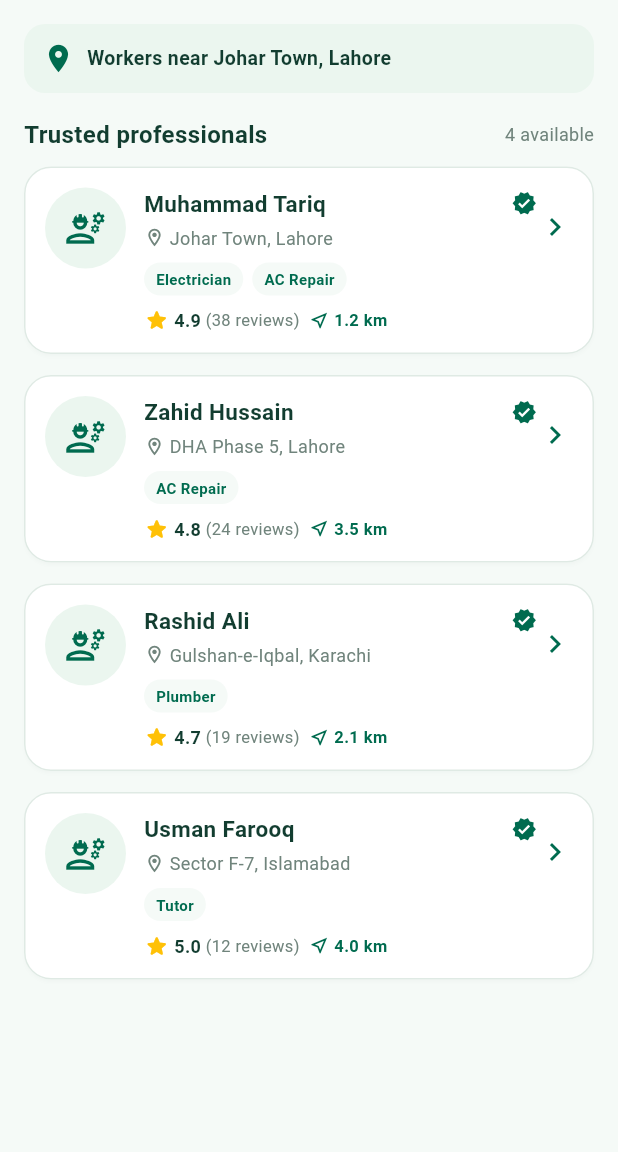
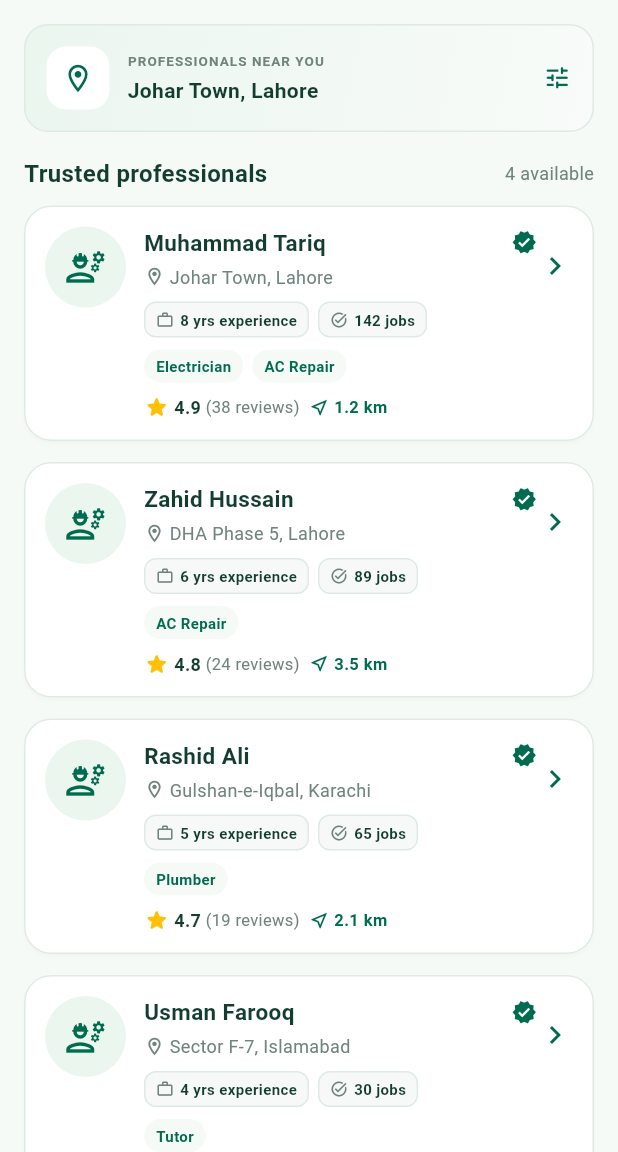
Before and after one commit to maharyasirsumra1/Hunar-Near-Me, a Flutter app: the WorkerListingScreen screen opened directly with empty values, on a phone screen of 412 x 824 dp, the part 84-1236 px from its top. Run offline on Flutter 3.47's test engine with Material 3 defaults, Android fonts, the phone set to English and light mode, and no system bars; our stand-ins replace shared_preferences; accounts and stored records are empty.

Commit message:
Polish nearby worker listing cards

```diff
--- a/lib/screens/worker_listing_screen.dart
+++ b/lib/screens/worker_listing_screen.dart
@@ -22,25 +22,60 @@ class WorkerListingScreen extends StatelessWidget {
         padding: const EdgeInsets.all(16.0),
         children: [
           Container(
-            padding: const EdgeInsets.all(12),
+            padding: const EdgeInsets.all(14),
             decoration: BoxDecoration(
-              color: kCardGreenTint,
-              borderRadius: BorderRadius.circular(14),
+              gradient: const LinearGradient(
+                begin: Alignment.topLeft,
+                end: Alignment.bottomRight,
+                colors: [kCardGreenTint, Color(0xFFF8FBF9)],
+              ),
+              borderRadius: BorderRadius.circular(16),
+              border: Border.all(color: kBorderColor),
             ),
             child: Row(
               children: [
-                const Icon(Icons.location_on, color: kForestGreen, size: 22),
-                const SizedBox(width: 8),
-                Expanded(
-                  child: Text(
-                    'Workers near ${app.getLocationName(app.selectedArea)}, ${app.getLocationName(app.selectedCity)}',
-                    style: const TextStyle(
-                      fontSize: 13,
-                      fontWeight: FontWeight.bold,
-                      color: kDarkInk,
-                    ),
+                Container(
+                  width: 42,
+                  height: 42,
+                  decoration: BoxDecoration(
+                    color: Colors.white,
+                    borderRadius: BorderRadius.circular(13),
+                  ),
+                  child: const Icon(
+                    Icons.location_on_outlined,
+                    color: kForestGreen,
+                    size: 22,
                   ),
                 ),
+                const SizedBox(width: 12),
+                Expanded(
+                  child: Column(
+                    crossAxisAlignment: CrossAxisAlignment.start,
+                    children: [
+                      const Text(
+                        'PROFESSIONALS NEAR YOU',
+                        style: TextStyle(
+                          color: kMutedText,
+                          fontSize: 9,
+                          fontWeight: FontWeight.w700,
+                          letterSpacing: 0.7,
+                        ),
+                      ),
+                      const SizedBox(height: 3),
+                      Text(
+                        '${app.getLocationName(app.selectedArea)}, ${app.getLocationName(app.selectedCity)}',
+                        maxLines: 1,
+                        overflow: TextOverflow.ellipsis,
+                        style: const TextStyle(
+                          fontSize: 14,
+                          fontWeight: FontWeight.bold,
+                          color: kDarkInk,
+                        ),
+                      ),
+                    ],
+                  ),
+                ),
+                const Icon(Icons.tune_rounded, color: kForestGreen, size: 19),
               ],
             ),
           ),
@@ -143,6 +178,21 @@ class WorkerListingScreen extends StatelessWidget {
                                     maxLines: 1,
                                     overflow: TextOverflow.ellipsis,
                                   ),
+                                ),
+                              ],
+                            ),
+                            const SizedBox(height: 8),
+                            Wrap(
+                              spacing: 6,
+                              runSpacing: 6,
+                              children: [
+                                _WorkerInfoBadge(
+                                  icon: Icons.work_outline,
+                                  label: '${w.experienceYears} yrs experience',
+                                ),
+                                _WorkerInfoBadge(
+                                  icon: Icons.task_alt,
+                                  label: '${w.completedJobs} jobs',
                                 ),
                               ],
                             ),
@@ -252,3 +302,37 @@ class WorkerListingScreen extends StatelessWidget {
     );
   }
 }
+
+class _WorkerInfoBadge extends StatelessWidget {
+  final IconData icon;
+  final String label;
+
+  const _WorkerInfoBadge({required this.icon, required this.label});
+
+  @override
+  Widget build(BuildContext context) {
+    return Container(
+      padding: const EdgeInsets.symmetric(horizontal: 7, vertical: 4),
+      decoration: BoxDecoration(
+        color: const Color(0xFFF7F9F8),
+        borderRadius: BorderRadius.circular(8),
+        border: Border.all(color: kBorderColor),
+      ),
+      child: Row(
+        mainAxisSize: MainAxisSize.min,
+        children: [
+          Icon(icon, color: kMutedText, size: 12),
+          const SizedBox(width: 4),
+          Text(
+            label,
+            style: const TextStyle(
+              color: kDarkInk,
+              fontSize: 10,
+              fontWeight: FontWeight.w600,
+            ),
+          ),
+        ],
+      ),
+    );
+  }
+}
```
